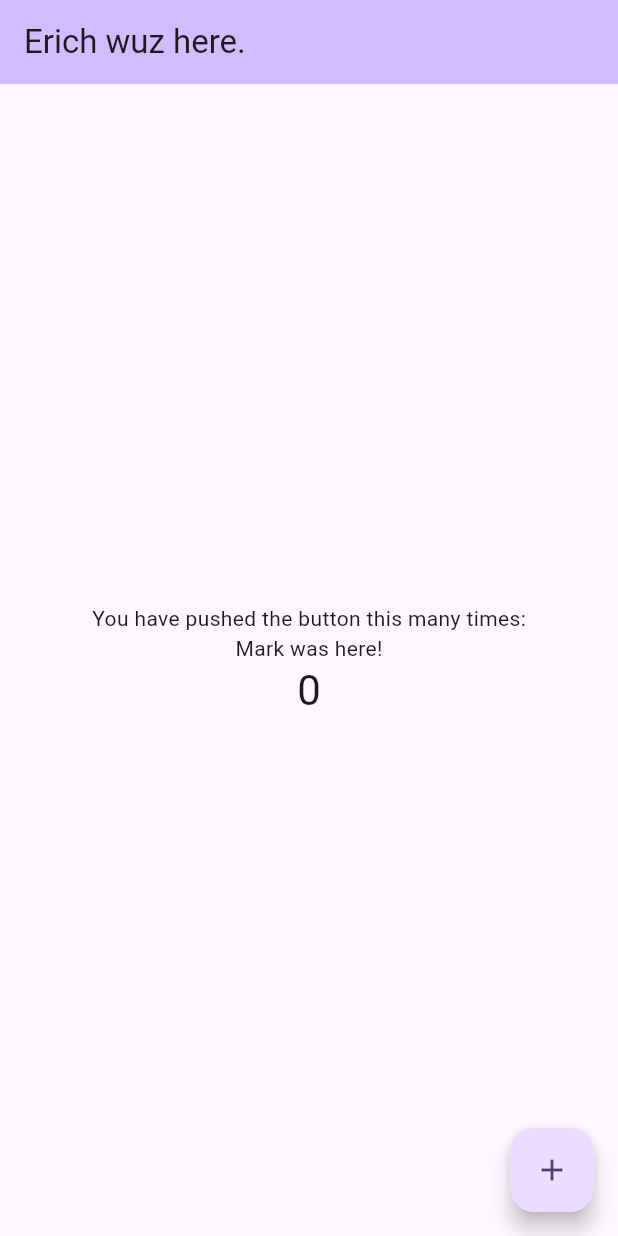
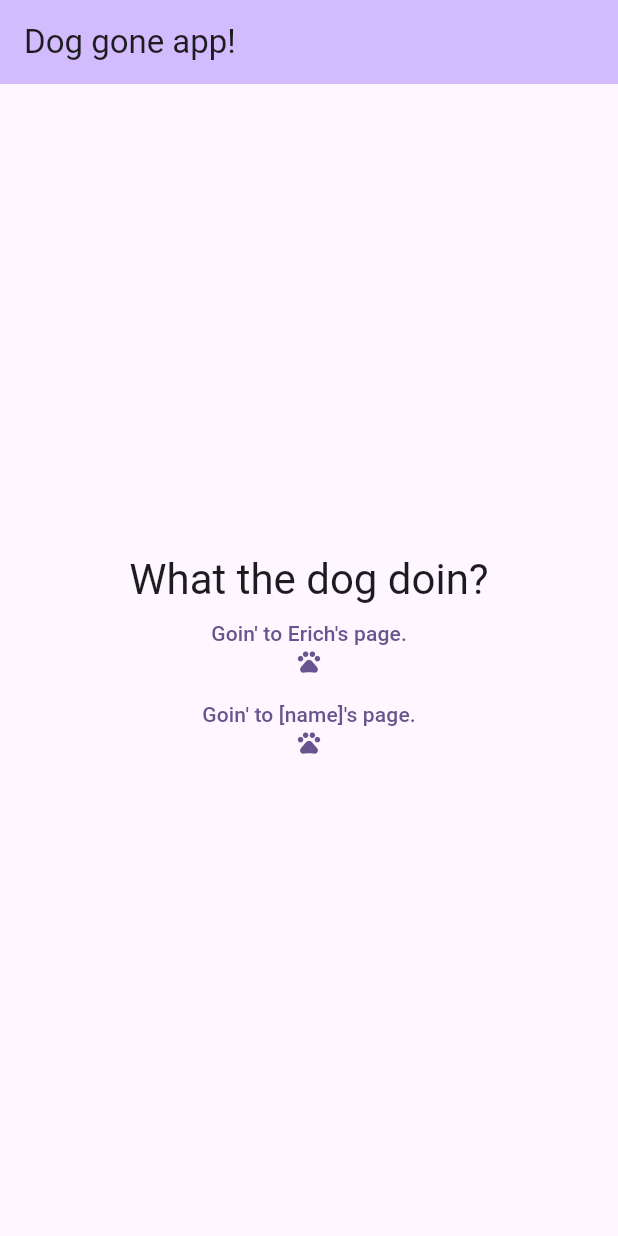
Before and after one commit to Zetavblitz/flutter_group_demo, a Flutter app: the screen it shows after launch, on a phone screen of 412 x 824 dp. Run offline on Flutter 3.47's test engine with Material 3 defaults, Android fonts, the phone set to English and light mode, and no system bars.

Commit message:
Template app main page.
Full template for the app start page with dummy buttons.

```diff
--- a/lib/main.dart
+++ b/lib/main.dart
@@ -13,41 +13,16 @@
     return MaterialApp(
       title: 'Flutter Demo',
       theme: ThemeData(
-        // This is the theme of your application.
-        //
-        // TRY THIS: Try running your application with "flutter run". You'll see
-        // the application has a purple toolbar. Then, without quitting the app,
-        // try changing the seedColor in the colorScheme below to Colors.green
-        // and then invoke "hot reload" (save your changes or press the "hot
-        // reload" button in a Flutter-supported IDE, or press "r" if you used
-        // the command line to start the app).
-        //
-        // Notice that the counter didn't reset back to zero; the application
-        // state is not lost during the reload. To reset the state, use hot
-        // restart instead.
-        //
-        // This works for code too, not just values: Most code changes can be
-        // tested with just a hot reload.
         colorScheme: ColorScheme.fromSeed(seedColor: Colors.deepPurple),
         useMaterial3: true,
       ),
-      home: const MyHomePage(title: 'Erich wuz here.'),
+      home: const MyHomePage(title: 'Dog gone app!'),
     );
   }
 }
 
 class MyHomePage extends StatefulWidget {
   const MyHomePage({super.key, required this.title});
-
-  // This widget is the home page of your application. It is stateful, meaning
-  // that it has a State object (defined below) that contains fields that affect
-  // how it looks.
-
-  // This class is the configuration for the state. It holds the values (in this
-  // case the title) provided by the parent (in this case the App widget) and
-  // used by the build method of the State. Fields in a Widget subclass are
-  // always marked "final".
-
   final String title;
 
   @override
@@ -55,74 +30,47 @@
 }
 
 class _MyHomePageState extends State<MyHomePage> {
-  int _counter = 0;
-
-  void _incrementCounter() {
-    setState(() {
-      // This call to setState tells the Flutter framework that something has
-      // changed in this State, which causes it to rerun the build method below
-      // so that the display can reflect the updated values. If we changed
-      // _counter without calling setState(), then the build method would not be
-      // called again, and so nothing would appear to happen.
-      _counter++;
-    });
+  void _erichPage() {
   }
 
   @override
   Widget build(BuildContext context) {
-    // This method is rerun every time setState is called, for instance as done
-    // by the _incrementCounter method above.
-    //
-    // The Flutter framework has been optimized to make rerunning build methods
-    // fast, so that you can just rebuild anything that needs updating rather
-    // than having to individually change instances of widgets.
     return Scaffold(
       appBar: AppBar(
-        // TRY THIS: Try changing the color here to a specific color (to
-        // Colors.amber, perhaps?) and trigger a hot reload to see the AppBar
-        // change color while the other colors stay the same.
         backgroundColor: Theme.of(context).colorScheme.inversePrimary,
-        // Here we take the value from the MyHomePage object that was created by
-        // the App.build method, and use it to set our appbar title.
         title: Text(widget.title),
       ),
       body: Center(
-        // Center is a layout widget. It takes a single child and positions it
-        // in the middle of the parent.
         child: Column(
-          // Column is also a layout widget. It takes a list of children and
-          // arranges them vertically. By default, it sizes itself to fit its
-          // children horizontally, and tries to be as tall as its parent.
-          //
-          // Column has various properties to control how it sizes itself and
-          // how it positions its children. Here we use mainAxisAlignment to
-          // center the children vertically; the main axis here is the vertical
-          // axis because Columns are vertical (the cross axis would be
-          // horizontal).
-          //
-          // TRY THIS: Invoke "debug painting" (choose the "Toggle Debug Paint"
-          // action in the IDE, or press "p" in the console), to see the
-          // wireframe for each widget.
           mainAxisAlignment: MainAxisAlignment.center,
-          children: <Widget>[
-            const Text(
-              'You have pushed the button this many times:',
-            ),
-            const Text(
-              'Mark was here!',
-            ),
+          children: [
             Text(
-              '$_counter',
+              "What the dog doin?",
               style: Theme.of(context).textTheme.headlineMedium,
-            ),
+              ),
+            Column(children: [
+              TextButton(
+                onPressed: _erichPage,
+                child: Column(
+                  children: [
+                    const Text("Goin' to Erich's page."),
+                    const Icon(Icons.pets),
+                  ],
+                ),
+              ),
+              TextButton(
+                onPressed: () => {},
+                child: Column(
+                  children: [
+                    const Text("Goin' to [name]'s page."),
+                    const Icon(Icons.pets),
+                  ],
+                )
+              )
+            ],)
           ],
         ),
       ),
-      floatingActionButton: FloatingActionButton(
-        onPressed: _incrementCounter,
-        tooltip: 'Increment',
-        child: const Icon(Icons.add),
-      ), // This trailing comma makes auto-formatting nicer for build methods.
     );
   }
 }
```
